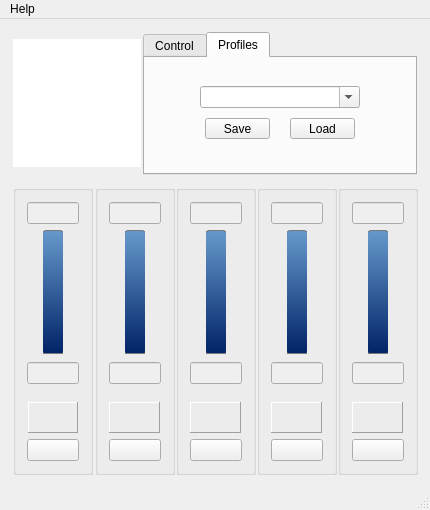
Before: the Qt Designer form gui_mainwindow.ui in Shub77/phoebetria-code, drawn with Qt 5.
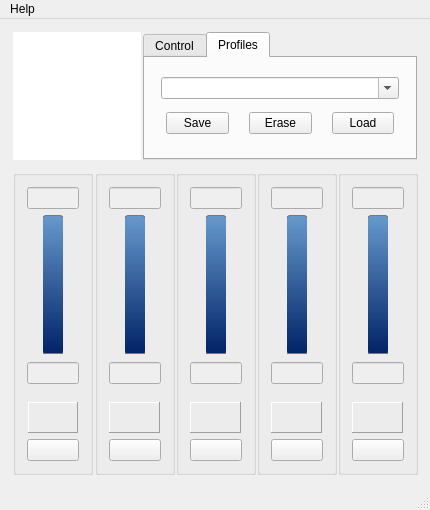
After: the same form once the commit is applied. The open tabs and pages were chosen to show the change. Icons and pictures are not drawn.

Commit message: Added back erase button. Minor tweaks to Load and Save buttons

```diff
--- a/gui_mainwindow.ui
+++ b/gui_mainwindow.ui
@@ -502,14 +502,6 @@
          </attribute>
          <layout class="QHBoxLayout" name="horizontalLayout_8">
           <item>
-           <layout class="QHBoxLayout" name="horizontalLayout_21" stretch="0,0,0">
-            <property name="spacing">
-             <number>30</number>
-            </property>
-            <property name="margin">
-             <number>12</number>
-            </property>
-            <item>
              <spacer name="horizontalSpacer">
               <property name="orientation">
                <enum>Qt::Horizontal</enum>
@@ -517,7 +509,7 @@
               <property name="sizeHint" stdset="0">
                <size>
                 <width>40</width>
-                <height>5</height>
+              <height>13</height>
                </size>
               </property>
              </spacer>
@@ -553,10 +545,22 @@
                 </property>
                 <item>
                  <widget class="QPushButton" name="ctrl_SavePreset">
+                <property name="sizePolicy">
+                 <sizepolicy hsizetype="Minimum" vsizetype="Fixed">
+                  <horstretch>0</horstretch>
+                  <verstretch>0</verstretch>
+                 </sizepolicy>
+                </property>
+                <property name="minimumSize">
+                 <size>
+                  <width>0</width>
+                  <height>0</height>
+                 </size>
+                </property>
                   <property name="maximumSize">
                    <size>
-                    <width>65</width>
-                    <height>21</height>
+                  <width>16777215</width>
+                  <height>16777215</height>
                    </size>
                   </property>
                   <property name="toolTip">
@@ -571,12 +575,53 @@
                   </property>
                  </widget>
                 </item>
+              <item>
+               <widget class="QPushButton" name="ctrl_ErasePreset">
+                <property name="sizePolicy">
+                 <sizepolicy hsizetype="Minimum" vsizetype="Fixed">
+                  <horstretch>0</horstretch>
+                  <verstretch>0</verstretch>
+                 </sizepolicy>
+                </property>
+                <property name="minimumSize">
+                 <size>
+                  <width>0</width>
+                  <height>0</height>
+                 </size>
+                </property>
+                <property name="maximumSize">
+                 <size>
+                  <width>16777215</width>
+                  <height>16777215</height>
+                 </size>
+                </property>
+                <property name="text">
+                 <string>Erase</string>
+                </property>
+                <property name="icon">
+                 <iconset resource="gui_resources.qrc">
+                  <normaloff>:/Images/profile_erase.png</normaloff>:/Images/profile_erase.png</iconset>
+                </property>
+               </widget>
+              </item>
                 <item>
                  <widget class="QPushButton" name="ctrl_LoadPreset">
+                <property name="sizePolicy">
+                 <sizepolicy hsizetype="Minimum" vsizetype="Fixed">
+                  <horstretch>0</horstretch>
+                  <verstretch>0</verstretch>
+                 </sizepolicy>
+                </property>
+                <property name="minimumSize">
+                 <size>
+                  <width>0</width>
+                  <height>0</height>
+                 </size>
+                </property>
                   <property name="maximumSize">
                    <size>
-                    <width>65</width>
-                    <height>21</height>
+                  <width>16777215</width>
+                  <height>16777215</height>
                    </size>
                   </property>
                   <property name="toolTip">
@@ -606,12 +651,10 @@
               <property name="sizeHint" stdset="0">
                <size>
                 <width>40</width>
-                <height>5</height>
+              <height>13</height>
                </size>
               </property>
              </spacer>
-            </item>
-           </layout>
           </item>
          </layout>
         </widget>
```
Lines whose indentation alone changed are shown as unchanged.
